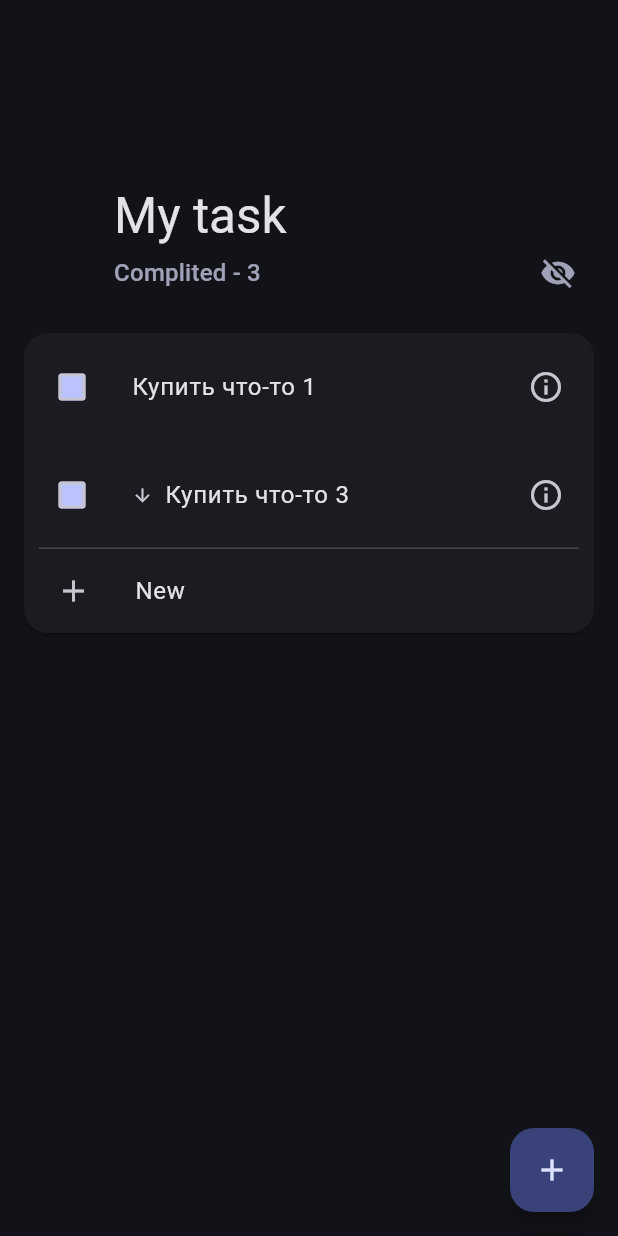
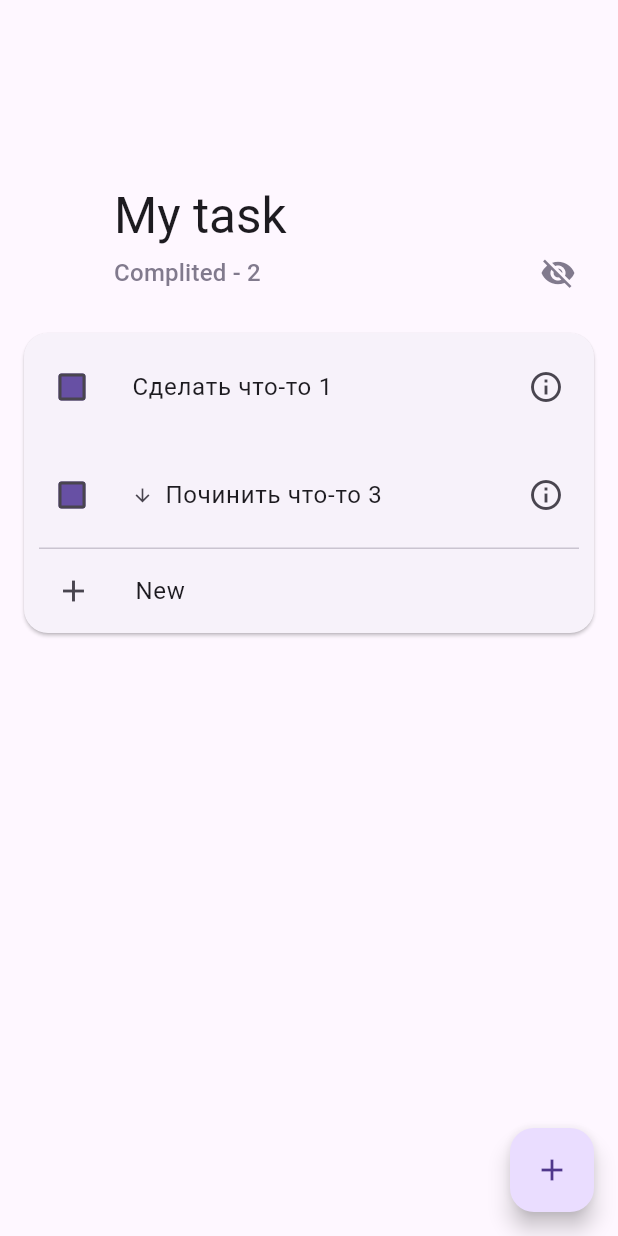
Before and after one commit to rn7cvj/todo_list, a Flutter app: the screen it shows after launch, on a phone screen of 412 x 824 dp. Run offline on Flutter 3.47's test engine with Material 2 defaults, Android fonts, the phone set to English and light mode, and no system bars; our stand-ins replace flutter_mobx, get_it, logger, mobx; generated files the repository leaves out were written again.

Commit message:
some fix

```diff
--- a/lib/controlles/task_list.dart
+++ b/lib/controlles/task_list.dart
@@ -5,18 +5,16 @@ import '../models/task.dart';
 
 part 'task_list.g.dart';
 
-// ignore: library_private_types_in_public_api
-class TaskListContoller = _TaskListContoller with _$TaskListContoller;
+class TaskListContoller = TaskListContollerStore with _$TaskListContoller;
 
-abstract class _TaskListContoller with Store {
+abstract class TaskListContollerStore with Store {
   int currnetTaskLastId = 6;
 
   @observable
   ObservableList<Task> tasks = <Task>[
-    Task(1, "Купить что-то 1", null, false, TaskImportanceTypes.not),
+    Task(1, "Сделать что-то 1", null, false, TaskImportanceTypes.not),
     Task(2, "Купить что-то 2", DateTime.now(), true, TaskImportanceTypes.low),
-    Task(3, "Купить что-то 3", null, false, TaskImportanceTypes.low),
-    Task(4, "Купить что-то 4", null, true, TaskImportanceTypes.hight),
+    Task(3, "Починить что-то 3", null, false, TaskImportanceTypes.low),
     Task(4, "Купить что-то 4", null, true, TaskImportanceTypes.hight),
   ].asObservable();
 
--- a/lib/main.dart
+++ b/lib/main.dart
@@ -42,8 +42,10 @@ class App extends StatelessWidget {
   Widget build(BuildContext context) {
     return MaterialApp(
       debugShowCheckedModeBanner: false,
-      theme: ThemeData.from(
-        colorScheme: ColorScheme.fromSeed(seedColor: Colors.indigo, brightness: Brightness.dark),
+      theme: ThemeData.light(
+        useMaterial3: true,
+      ),
+      darkTheme: ThemeData.dark(
         useMaterial3: true,
       ),
       locale: TranslationProvider.of(context).flutterLocale,
--- a/lib/models/task.dart
+++ b/lib/models/task.dart
@@ -5,10 +5,10 @@ import '../i18n/strings.g.dart';
 
 part 'task.g.dart';
 
-class Task = _Task with _$Task;
+class Task = TaskStore with _$Task;
 
-abstract class _Task with Store {
-  _Task(this.id, this.text, this.deadLine, this.isComplited, this.importanceType);
+abstract class TaskStore with Store {
+  TaskStore(this.id, this.text, this.deadLine, this.isComplited, this.importanceType);
 
   final int id;
 
--- a/lib/pages/home_page/widgets/task_tile.dart
+++ b/lib/pages/home_page/widgets/task_tile.dart
@@ -23,9 +23,6 @@ class TaskTile extends StatelessWidget {
 
   final TaskListContoller contoller = GetIt.I<TaskListContoller>();
   final NavigationManager navigationManager = GetIt.I<NavigationManager>();
-
-  //Нигде не используемое поле, сохранено в качестве дани истории
-  late final bool canToogleStatus = true;
 
   @override
   Widget build(BuildContext context) {
```
Also changed, not shown: lib/pages/add_task_page/add_task_portrait.dart (+8 -1 lines), lib/pages/edit_task_page/edit_task_portrait.dart (+8 -1 lines), lib/pages/home_page/widgets/home_appbar.dart (+13 -6 lines), lib/controlles/task_list.g.dart, lib/models/task.g.dart.
